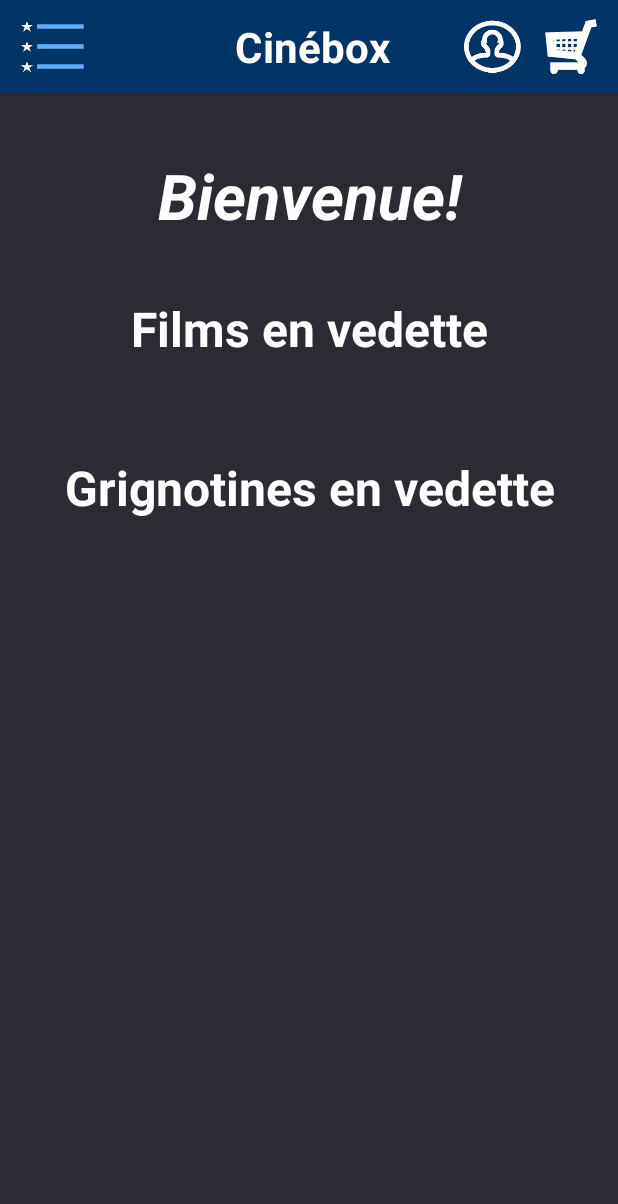
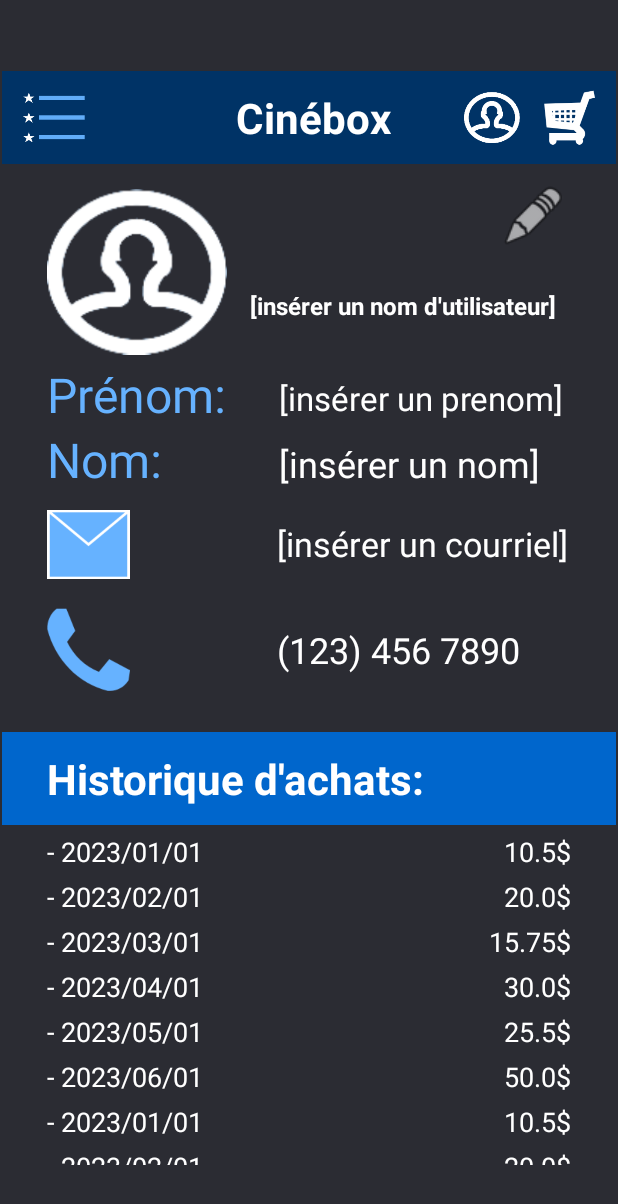
Before and after one commit to Archidoc142/Cinebox_MOBILE, an Android app: the screen it shows after launch (AccueilActivity before the commit, CompteActivity after it), on a phone screen of 412 x 824 dp. Shown: the top 1204 px of the screen. Run offline under Robolectric (Android 15) with nearby library versions, the phone set to English and light mode, and no system bars.

Commit message:
Ajout fonctionnement des recycleView: HistoriqueAchat, billets et snacks

```diff
--- a/app/src/main/AndroidManifest.xml
+++ b/app/src/main/AndroidManifest.xml
@@ -37,6 +37,12 @@
             android:name=".FilmsActivity"
             android:exported="true" />
         <activity
+            android:name=".CompteActivity"
+            android:exported="true" />
+        <activity
+            android:name=".ConsulterAchatActivity"
+            android:exported="true" />
+        <activity
             android:name=".MainActivity"
             android:exported="true">
             <intent-filter>
--- /dev/null
+++ b/app/src/main/java/com/example/cinebox/CompteActivity.java
@@ -0,0 +1,37 @@
+package com.example.cinebox;
+
+import android.content.Intent;
+import android.os.Bundle;
+
+import androidx.appcompat.app.AppCompatActivity;
+import androidx.recyclerview.widget.LinearLayoutManager;
+import androidx.recyclerview.widget.RecyclerView;
+
+public class CompteActivity extends AppCompatActivity implements RecyclerViewInterface {
+    private Integer[] id = {1, 2, 3, 4, 5, 6, 7, 8, 9, 10, 11, 12};
+    private String[] date = {"2023/01/01", "2023/02/01", "2023/03/01", "2023/04/01", "2023/05/01", "2023/06/01", "2023/01/01", "2023/02/01", "2023/03/01", "2023/04/01", "2023/05/01", "2023/06/01"};
+    private double[] montant = {10.5, 20.0, 15.75, 30.0, 25.5, 50.0, 10.5, 20.0, 15.75, 30.0, 25.5, 50.0};
+
+    RecyclerView recyclerView;
+    @Override
+    protected void onCreate(Bundle savedInstanceState) {
+        super.onCreate(savedInstanceState);
+        setContentView(R.layout.activity_compte);
+
+        recyclerView = (RecyclerView) findViewById(R.id.recyclerAchats);
+
+        HistoriqueAchatAdapter myAdapter = new HistoriqueAchatAdapter(this, id, date, montant, this);
+
+        recyclerView.setAdapter(myAdapter);
+        recyclerView.setLayoutManager(new LinearLayoutManager(this));
+    }
+
+    @Override
+    public void onItemClick(int position) {
+        Intent intent = new Intent(CompteActivity.this, ConsulterAchatActivity.class);
+
+        //intent.inputExtra....
+
+        startActivity(intent);
+    }
+}
--- /dev/null
+++ b/app/src/main/java/com/example/cinebox/HistoriqueAchatAdapter.java
@@ -0,0 +1,69 @@
+package com.example.cinebox;
+
+import android.annotation.SuppressLint;
+import android.content.Context;
+import android.view.LayoutInflater;
+import android.view.View;
+import android.view.ViewGroup;
+import android.widget.TextView;
+
+import androidx.annotation.NonNull;
+import androidx.recyclerview.widget.RecyclerView;
+
+public class HistoriqueAchatAdapter extends RecyclerView.Adapter<HistoriqueAchatAdapter.HistoriqueAchatViewHolder> {
+    private Integer[] id;
+    private String[] date;
+    private double[] montant;
+    private Context context;
+    private RecyclerViewInterface recyclerViewInterface;
+
+    public HistoriqueAchatAdapter(Context context, Integer[] id, String[] date, double[] montant, RecyclerViewInterface recyclerViewInterface) {
+        this.context = context;
+        this.id = id;
+        this.date = date;
+        this.montant = montant;
+        this.recyclerViewInterface = recyclerViewInterface;
+    }
+
+    @NonNull
+    @Override
+    public HistoriqueAchatAdapter.HistoriqueAchatViewHolder onCreateViewHolder(@NonNull ViewGroup parent, int viewType) {
+        LayoutInflater inflater = LayoutInflater.from(context);
+        View view = inflater.inflate(R.layout.achat_row, parent, false);
+        return new HistoriqueAchatAdapter.HistoriqueAchatViewHolder(view, recyclerViewInterface);
+    }
+
+    @Override
+    public void onBindViewHolder(@NonNull HistoriqueAchatAdapter.HistoriqueAchatViewHolder holder, @SuppressLint("RecyclerView") int position) {
+        holder.dateAchat.setText("- " + date[position]);
+        holder.montantAchat.setText(String.valueOf(montant[position])+'$');
+    }
+
+    @Override
+    public int getItemCount() {
+        return id.length;
+    }
+
+    public static class HistoriqueAchatViewHolder extends RecyclerView.ViewHolder {
+        TextView dateAchat;
+        TextView montantAchat;
+
+        public HistoriqueAchatViewHolder(View itemView, RecyclerViewInterface recyclerViewInterface) {
+            super(itemView);
+            dateAchat = itemView.findViewById(R.id.dateAchat);
+            montantAchat = itemView.findViewById(R.id.montantAchat);
+
+            itemView.setOnClickListener(new View.OnClickListener() {
+                @Override
+                public void onClick(View view) {
+                    if (recyclerViewInterface != null) {
+                        int position = getAdapterPosition();
+                        if (position != RecyclerView.NO_POSITION) {
+                            recyclerViewInterface.onItemClick(position);
+                        }
+                    }
+                }
+            });
+        }
+    }
+}
--- a/app/src/main/java/com/example/cinebox/MainActivity.java
+++ b/app/src/main/java/com/example/cinebox/MainActivity.java
@@ -25,7 +25,8 @@ public class MainActivity extends AppCompatActivity {
         setContentView(R.layout.activity_main);
         loadFromBDToMemory();
 
-        Intent intent = new Intent(MainActivity.this, AccueilActivity.class);
+        //Intent intent = new Intent(MainActivity.this, AccueilActivity.class);
+        Intent intent = new Intent(MainActivity.this, CompteActivity.class);
         startActivity(intent);
     }
 
--- /dev/null
+++ b/app/src/main/java/com/example/cinebox/RecyclerViewInterface.java
@@ -0,0 +1,4 @@
+package com.example.cinebox;
+public interface RecyclerViewInterface {
+    void onItemClick(int position);
+}
--- /dev/null
+++ b/app/src/main/res/layout/achat_row.xml
@@ -0,0 +1,38 @@
+<?xml version="1.0" encoding="utf-8"?>
+<androidx.constraintlayout.widget.ConstraintLayout xmlns:android="http://schemas.android.com/apk/res/android"
+    xmlns:app="http://schemas.android.com/apk/res-auto"
+    xmlns:tools="http://schemas.android.com/tools"
+    android:layout_width="match_parent"
+    android:layout_height="wrap_content"
+    android:layout_marginTop="5dp"
+    android:background="@color/fond">
+
+    <LinearLayout
+        android:id="@+id/achat"
+        android:layout_width="match_parent"
+        android:layout_height="wrap_content"
+        android:layout_marginTop="30dp"
+        android:orientation="horizontal"
+        tools:ignore="MissingConstraints">
+
+        <TextView
+            android:id="@+id/dateAchat"
+            android:layout_width="wrap_content"
+            android:layout_height="wrap_content"
+            android:layout_weight="1"
+            android:text="- [date d'achat]"
+            android:textColor="@color/white"
+            android:textSize="18sp" />
+
+        <TextView
+            android:id="@+id/montantAchat"
+            android:layout_width="wrap_content"
+            android:layout_height="wrap_content"
+            android:layout_weight="1"
+            android:gravity="right"
+            android:text="[Montant achat]$"
+            android:textColor="@color/white"
+            android:textSize="18sp" />
+    </LinearLayout>
+
+</androidx.constraintlayout.widget.ConstraintLayout>
--- a/app/src/main/res/layout/activity_compte.xml
+++ b/app/src/main/res/layout/activity_compte.xml
@@ -5,7 +5,7 @@
     android:layout_height="match_parent"
     xmlns:tools="http://schemas.android.com/tools"
     android:background="@color/fond"
-    tools:context=".Utilisateur">
+    tools:context=".CompteActivity">
 
     <LinearLayout
         android:layout_width="409dp"
@@ -329,7 +329,9 @@
             android:id="@+id/recyclerAchats"
             android:layout_width="match_parent"
             android:layout_height="wrap_content"
-            android:scrollbars="vertical" />
+            android:scrollbars="vertical"
+            android:paddingLeft="30dp"
+            android:paddingRight="30dp"/>
 
 
     </LinearLayout>
--- a/app/src/main/res/values/strings.xml
+++ b/app/src/main/res/values/strings.xml
@@ -1,7 +1,7 @@
 <resources>
     <string name="app_name">Cinebox</string>
     <string name="panier_vide">Le panier est vide.</string>
-    <string name="api_url">http://hungry-ends-rhyme.loca.lt/api/</string>
+    <string name="api_url">http://real-donuts-visit.loca.lt/</string>
     <string name="bienvenue">Bienvenue!</string>
     <string name="films_vedette">Films en vedette</string>
     <string name="snacks_vedette">Grignotines en vedette</string>
```
Also changed, not shown: app/src/main/java/com/example/cinebox/ConsulterAchatActivity.java (added, +44 -0 lines), app/src/main/java/com/example/cinebox/ItemsAchatAdapter.java (added, +78 -0 lines), app/src/main/res/layout/activity_consulter_achat.xml (+12 -5 lines), app/src/main/res/layout/item_achat_row.xml (added, +50 -0 lines).
